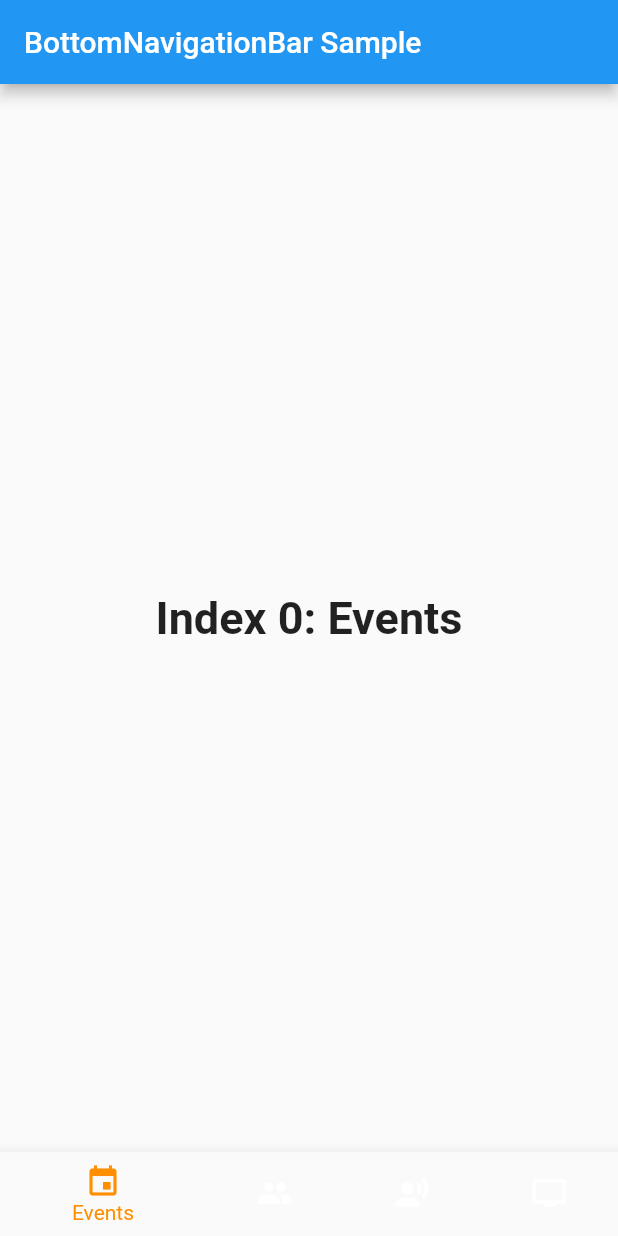
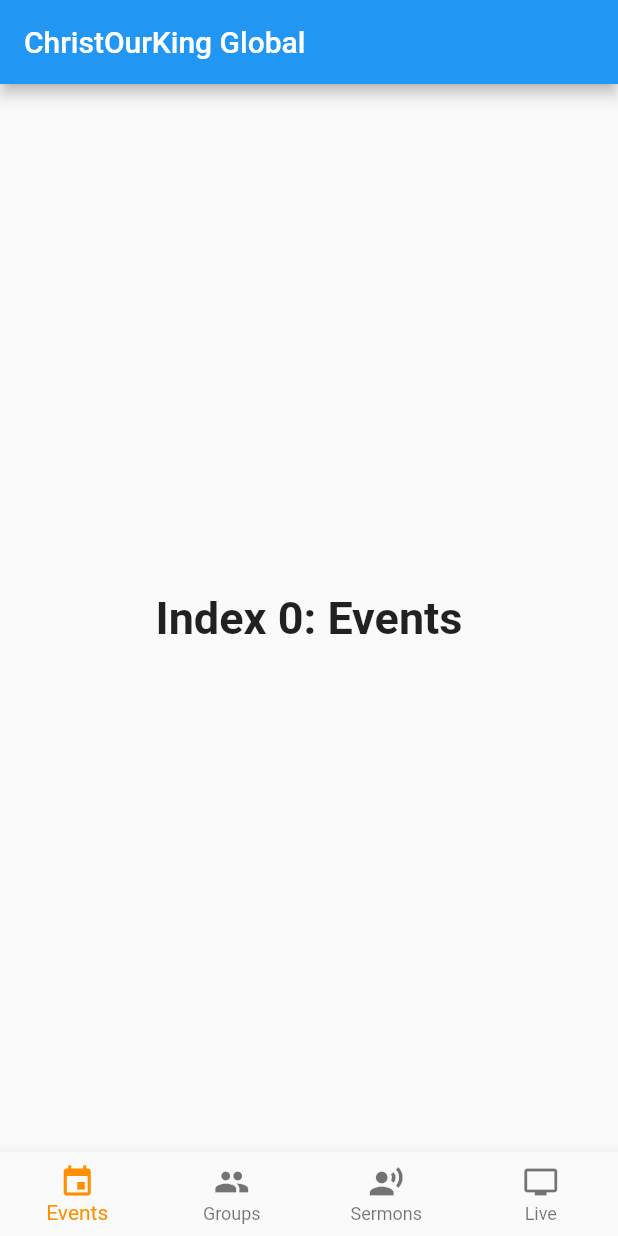
Before and after one commit to Mansukinini/COKG, a Flutter app: the screen it shows after launch, on a phone screen of 412 x 824 dp. Run offline on Flutter 3.47's test engine with Material 2 defaults, Android fonts, the phone set to English and light mode, and no system bars.

Commit message:
fix items in Bottom Navbar

```diff
--- a/lib/main.dart
+++ b/lib/main.dart
@@ -54,7 +54,7 @@ class _MyHomePageState extends State<MyHomePage> {
 
     return Scaffold(
       appBar: AppBar(
-        title: const Text('BottomNavigationBar Sample'),
+        title: const Text('ChristOurKing Global'),
       ),
 
       body: Center(
@@ -62,6 +62,7 @@ class _MyHomePageState extends State<MyHomePage> {
       ),
 
       bottomNavigationBar: BottomNavigationBar(
+        type: BottomNavigationBarType.fixed,
         items: const <BottomNavigationBarItem>[
           BottomNavigationBarItem(
             icon: Icon(Icons.event),
```
